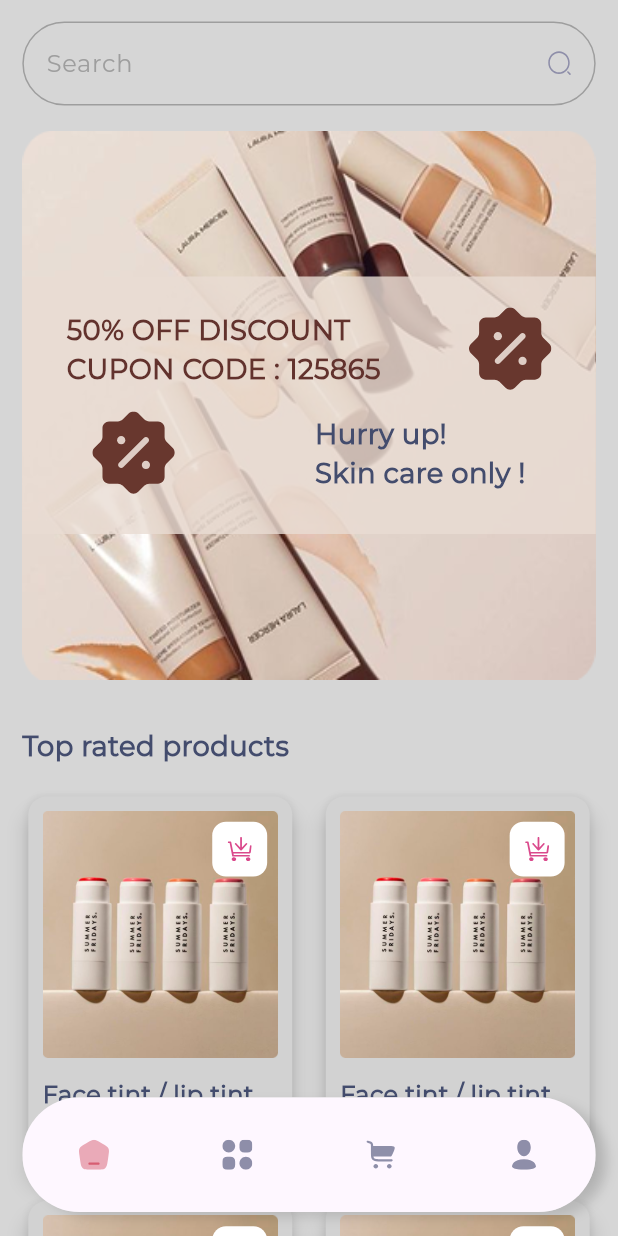
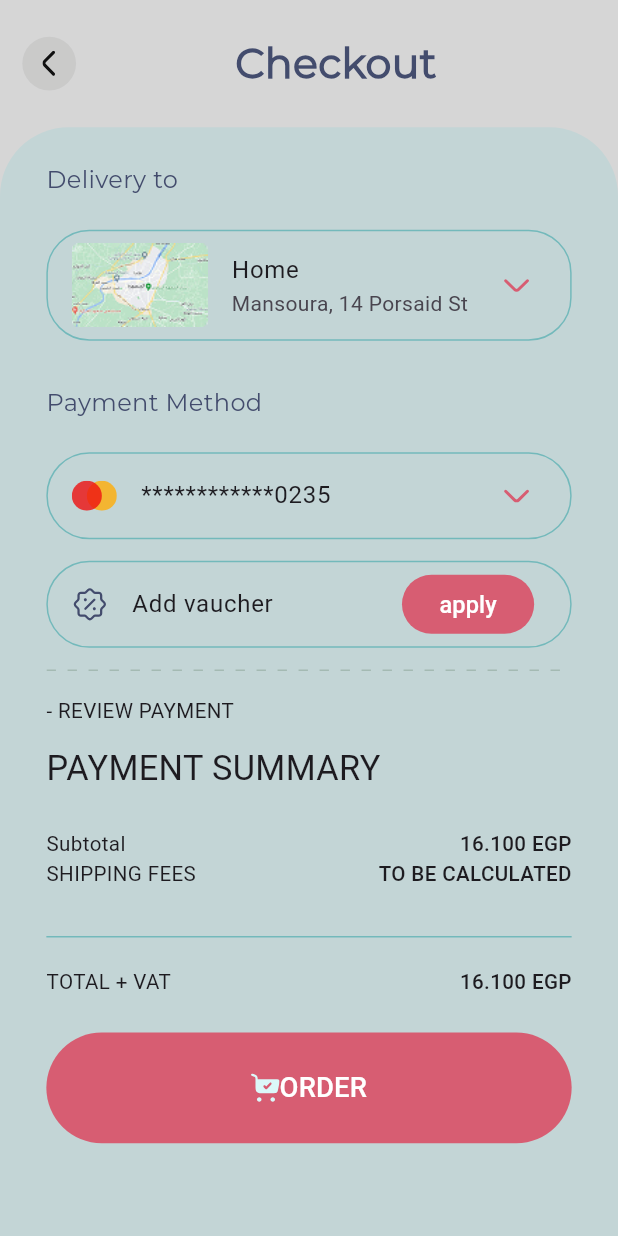
Before and after one commit to elnaggar11/cosmetics, a Flutter app: the screen it shows after launch, on a phone screen of 412 x 824 dp. Run offline on Flutter 3.47's test engine with Material 3 defaults, Android fonts, the phone set to English and light mode, and no system bars; our stand-ins replace flutter_screenutil, flutter_svg, lottie, pin_code_fields.

Commit message:
checkout view done

```diff
--- a/lib/core/ui/app_button.dart
+++ b/lib/core/ui/app_button.dart
@@ -1,4 +1,5 @@
 import 'package:cosmetics/core/constants/app_colors.dart';
+import 'package:cosmetics/core/ui/app_image.dart';
 import 'package:flutter/material.dart';
 import 'package:flutter_screenutil/flutter_screenutil.dart';
 
@@ -8,26 +9,35 @@ class AppButton extends StatelessWidget {
     this.text = '',
     this.onTap,
     this.color = AppColors.primaryColor,
+    this.fontSize = 16,
+    this.image,
+    this.verticalPadding = 20,
   });
   final String text;
   final void Function()? onTap;
   final Color? color;
+  final double fontSize;
+  final String? image;
+  final double verticalPadding;
   @override
   Widget build(BuildContext context) {
-    return GestureDetector(
-      onTap: onTap,
-      child: Container(
-        decoration: BoxDecoration(
-          color: color,
-          borderRadius: BorderRadius.circular(60.r),
-        ),
-        child: Center(
-          child: Padding(
-            padding: EdgeInsets.symmetric(vertical: 20.h),
-            child: Text(
-              text,
-              style: TextStyle(color: Colors.white, fontSize: 16.sp),
-            ),
+    return FilledButton(
+      style: ButtonStyle(
+        backgroundColor: WidgetStatePropertyAll(AppColors.primaryColor),
+      ),
+      onPressed: onTap,
+      child: Center(
+        child: Padding(
+          padding: EdgeInsets.symmetric(vertical: verticalPadding.h),
+          child: Row(
+            mainAxisAlignment: MainAxisAlignment.center,
+            children: [
+              AppImage(image: image ?? ''),
+              Text(
+                text,
+                style: TextStyle(color: Colors.white, fontSize: fontSize.sp),
+              ),
+            ],
           ),
         ),
       ),
--- a/lib/main.dart
+++ b/lib/main.dart
@@ -1,5 +1,5 @@
 import 'package:cosmetics/core/helper/navigate.dart';
-import 'package:cosmetics/views/home/view.dart';
+import 'package:cosmetics/views/checkout/view.dart';
 import 'package:flutter/material.dart';
 import 'package:flutter_screenutil/flutter_screenutil.dart';
 
@@ -19,7 +19,7 @@ class MyApp extends StatelessWidget {
       child: MaterialApp(
         navigatorKey: navKey,
         debugShowCheckedModeBanner: false,
-        home: HomeView(),
+        home: CheckOut(),
       ),
     );
   }
--- /dev/null
+++ b/lib/views/checkout/view.dart
@@ -0,0 +1,200 @@
+import 'package:cosmetics/core/ui/app_button.dart';
+import 'package:cosmetics/core/ui/app_image.dart';
+import 'package:cosmetics/core/ui/arrow_back_widget.dart';
+import 'package:flutter/material.dart';
+import 'package:flutter_screenutil/flutter_screenutil.dart';
+
+class CheckOut extends StatelessWidget {
+  const CheckOut({super.key});
+
+  @override
+  Widget build(BuildContext context) {
+    return Scaffold(
+      backgroundColor: Color(0xffD6D6D6),
+      body: SafeArea(
+        child: Column(
+          children: [
+            Padding(
+              padding: EdgeInsets.symmetric(horizontal: 13.r, vertical: 20.r),
+              child: Row(
+                children: [
+                  ArrowBackWidget(),
+                  Spacer(),
+                  Text(
+                    'Checkout',
+                    style: TextStyle(
+                      fontFamily: 'montserrat',
+                      fontSize: 24.sp,
+                      fontWeight: FontWeight.bold,
+                      color: Color(0xff434C6D),
+                    ),
+                  ),
+                  Spacer(),
+                ],
+              ),
+            ),
+            Expanded(
+              child: Container(
+                padding: EdgeInsets.symmetric(horizontal: 27.w),
+                width: double.infinity,
+                height: double.infinity,
+                decoration: BoxDecoration(
+                  color: Color(0xffC3D5D6),
+                  borderRadius: BorderRadius.only(
+                    topLeft: Radius.circular(40.r),
+                    topRight: Radius.circular(40.r),
+                  ),
+                ),
+                child: Column(
+                  crossAxisAlignment: CrossAxisAlignment.start,
+                  children: [
+                    SizedBox(height: 20.h),
+                    Text(
+                      'Delivery to',
+                      style: TextStyle(
+                        color: Color(0xff434C6D),
+                        fontSize: 14.sp,
+                        fontWeight: FontWeight.w500,
+                        fontFamily: 'Montserrat',
+                      ),
+                    ),
+                    SizedBox(height: 18.h),
+                    _Item(
+                      leadingImage: 'map.png',
+                      trailingImage: 'down_arrow.svg',
+                      title: 'Home',
+                      subTitle: 'Mansoura, 14 Porsaid St',
+                      isDropDown: true,
+                    ),
+                    SizedBox(height: 25.h),
+                    Text(
+                      'Payment Method',
+                      style: TextStyle(
+                        color: Color(0xff434C6D),
+                        fontSize: 14.sp,
+                        fontWeight: FontWeight.w500,
+                        fontFamily: 'Montserrat',
+                      ),
+                    ),
+                    SizedBox(height: 18.h),
+                    _Item(
+                      leadingImage: 'meza.svg',
+                      trailingImage: 'down_arrow.svg',
+                      title: '************0235',
+                      isDropDown: true,
+                    ),
+
+                    SizedBox(height: 12.h),
+                    _Item(
+                      leadingImage: 'discount.svg',
+                      trailingImage: 'down_arrow.svg',
+                      title: 'Add vaucher',
+                      isDropDown: false,
+                    ),
+                    Text(
+                      '_  ' * 100,
+                      maxLines: 1,
+                      style: TextStyle(color: Color(0x434C6D4F)),
+                    ),
+                    SizedBox(height: 10.h),
+                    Text(
+                      '- REVIEW PAYMENT',
+                      style: TextStyle(
+                        fontSize: 12.sp,
+                        fontWeight: FontWeight.w400,
+                      ),
+                    ),
+                    SizedBox(height: 10.h),
+
+                    Text(
+                      'PAYMENT SUMMARY',
+                      style: TextStyle(
+                        fontSize: 20.sp,
+                        fontWeight: FontWeight.w400,
+                      ),
+                    ),
+                    SizedBox(height: 20.h),
+                    const _Texts(title: 'Subtotal', subTitle: '16.100 EGP'),
+                    const _Texts(
+                      title: 'SHIPPING FEES',
+                      subTitle: 'TO BE CALCULATED',
+                    ),
+                    SizedBox(height: 20.h),
+
+                    const Divider(thickness: 1, color: Color(0xff73B9BB)),
+
+                    SizedBox(height: 10.h),
+                    const _Texts(title: 'TOTAL + VAT', subTitle: '16.100 EGP'),
+                    SizedBox(height: 20.h),
+                    AppButton(text: 'ORDER', image: 'order.svg'),
+                  ],
+                ),
+              ),
+            ),
+          ],
+        ),
+      ),
+    );
+  }
+}
+
+class _Item extends StatelessWidget {
+  final String leadingImage, trailingImage, title, subTitle;
+  final bool isDropDown;
+  const _Item({
+    required this.leadingImage,
+    required this.trailingImage,
+    required this.title,
+    this.subTitle = '',
+    this.isDropDown = false,
+  });
+
+  @override
+  Widget build(BuildContext context) {
+    return Container(
+      decoration: BoxDecoration(
+        border: Border.all(color: Color(0xff73B9BB)),
+        borderRadius: BorderRadius.circular(25.r),
+      ),
+      child: ListTile(
+        leading: AppImage(image: leadingImage),
+        title: Text(title),
+        subtitle: subTitle.isEmpty ? null : Text(subTitle),
+        trailing: !isDropDown
+            ? SizedBox(
+                width: 77.w,
+                height: 33.h,
+                child: AppButton(
+                  text: "apply",
+                  fontSize: 12.sp,
+                  verticalPadding: 0,
+                ),
+              )
+            : AppImage(image: 'down_arrow.svg'),
+      ),
+    );
+  }
+}
+
+class _Texts extends StatelessWidget {
+  const _Texts({required this.title, required this.subTitle});
+
+  final String title, subTitle;
+
+  @override
+  Widget build(BuildContext context) {
+    return Row(
+      mainAxisAlignment: MainAxisAlignment.spaceBetween,
+      children: [
+        Text(
+          title,
+          style: TextStyle(fontSize: 12.sp, fontWeight: FontWeight.w400),
+        ),
+        Text(
+          subTitle,
+          style: TextStyle(fontSize: 12.sp, fontWeight: FontWeight.w500),
+        ),
+      ],
+    );
+  }
+}
```
Also changed, not shown: assets/icons/discount.svg (added), assets/icons/down_arrow.svg (added), assets/icons/meza.svg (added), assets/icons/order.svg (added), assets/images/map.png (added).
